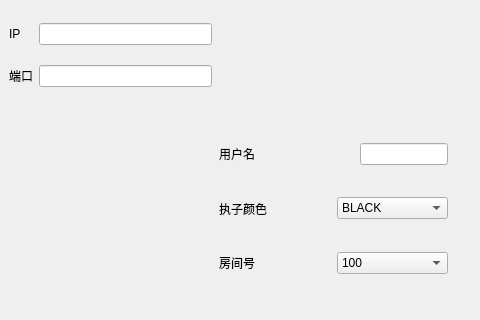
First picture: the form in surakarta-client/online_mainwindow.ui, repository programming-team-X-C-X/Surakarta-private, before the edit; both pictures show x 0 to 480 and y 0 to 320 of the 650 by 434 pixel window.
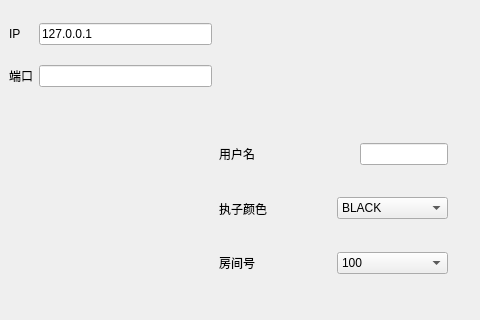
Second picture: the form after the edit.

Diff of the .ui file:
```diff
--- a/surakarta-client/online_mainwindow.ui
+++ b/surakarta-client/online_mainwindow.ui
@@ -40,7 +40,11 @@
       <widget class="QWidget" name="widget" native="true">
        <layout class="QGridLayout" name="gridLayout">
         <item row="0" column="1">
-         <widget class="QLineEdit" name="ip_line"/>
+         <widget class="QLineEdit" name="ip_line">
+          <property name="text">
+           <string>127.0.0.1</string>
+          </property>
+         </widget>
         </item>
         <item row="1" column="1">
          <widget class="QLineEdit" name="port_line"/>
```
Left out of the diff: 6 changed lines with no effect on the pictures.
